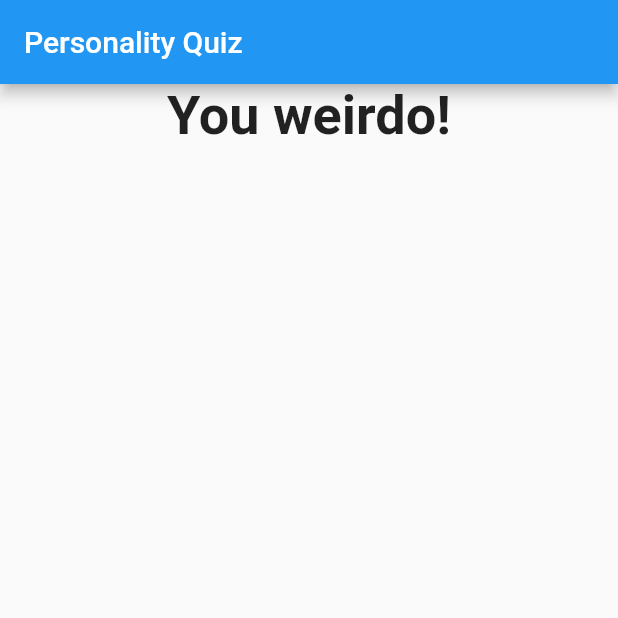
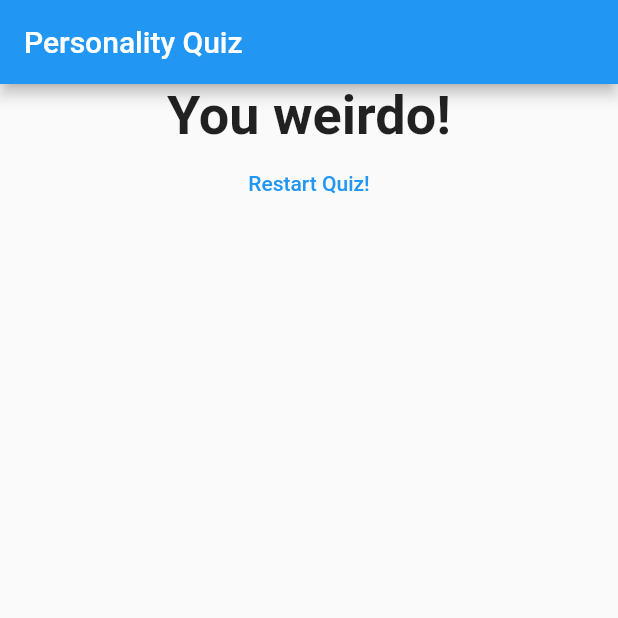
Before and after one commit to pduebel/personality-quiz-app, a Flutter app: the screen it shows after launch, after a tap on "Black", after a tap on "Spider", after a tap on "Chips", on a phone screen of 412 x 824 dp, the top half of it. Run offline on Flutter 3.47's test engine with Material 2 defaults, Android fonts, the light colour scheme and no system bars.

Commit message:
add restart button to result screen

```diff
--- a/lib/main.dart
+++ b/lib/main.dart
@@ -46,6 +46,13 @@ class _MyAppState extends State<MyApp> {
   var _questionIndex = 0;
   var _totalScore = 0;
 
+  void _resetQuiz() {
+    setState(() {
+      _questionIndex = 0;
+      _totalScore = 0;
+    });
+  }
+
   void _answerQuestion(int score) {
     setState(() {
       _questionIndex++;
@@ -70,7 +77,7 @@ class _MyAppState extends State<MyApp> {
                 questionIndex: _questionIndex,
                 questions: _questions,
               )
-            : Result(_totalScore),
+            : Result(_totalScore, _resetQuiz),
       ),
     );
   }
--- a/lib/result.dart
+++ b/lib/result.dart
@@ -2,8 +2,9 @@ import 'package:flutter/material.dart';
 
 class Result extends StatelessWidget {
   final int resultScore;
+  final VoidCallback resetHandler;
 
-  Result(this.resultScore);
+  Result(this.resultScore, this.resetHandler);
 
   String get resultPhrase {
     String resultText;
@@ -19,16 +20,15 @@ class Result extends StatelessWidget {
 
   @override
   Widget build(BuildContext context) {
-    return Column(
-      children: [
-        Center(
-          child: Text(
-            resultPhrase,
-            style: const TextStyle(fontSize: 36, fontWeight: FontWeight.bold),
-            textAlign: TextAlign.center,
-          ),
+    return Center(
+      child: Column(children: <Widget>[
+        Text(
+          resultPhrase,
+          style: const TextStyle(fontSize: 36, fontWeight: FontWeight.bold),
+          textAlign: TextAlign.center,
         ),
-      ],
+        TextButton(child: Text('Restart Quiz!'), onPressed: this.resetHandler),
+      ]),
     );
   }
 }
```
